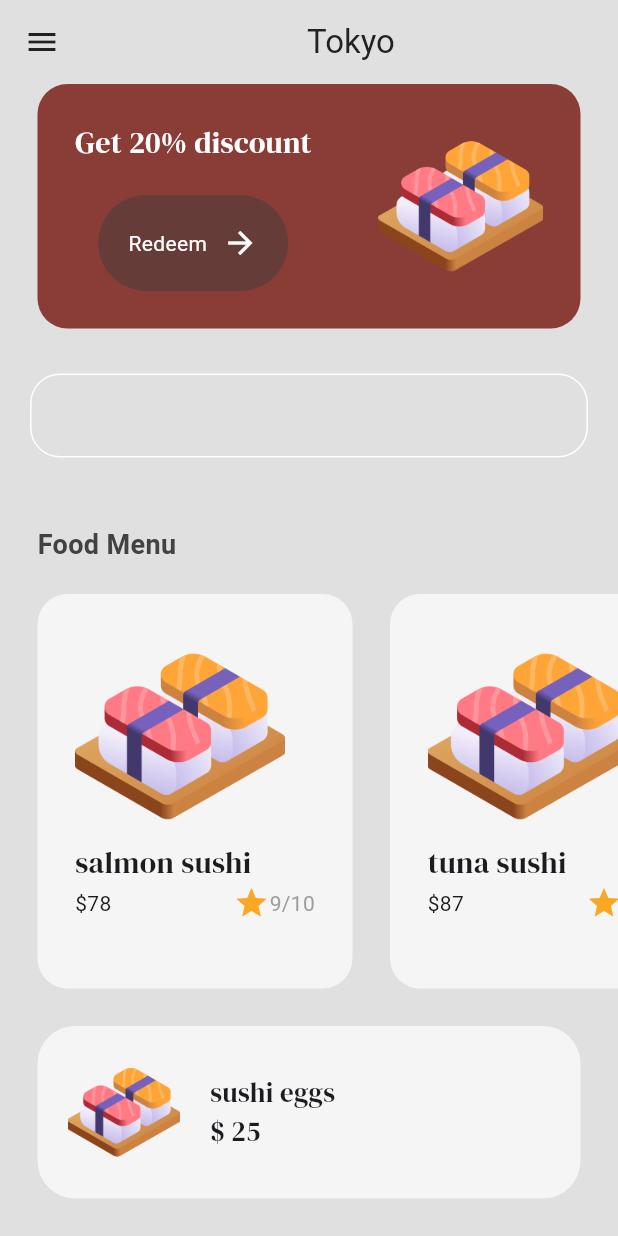
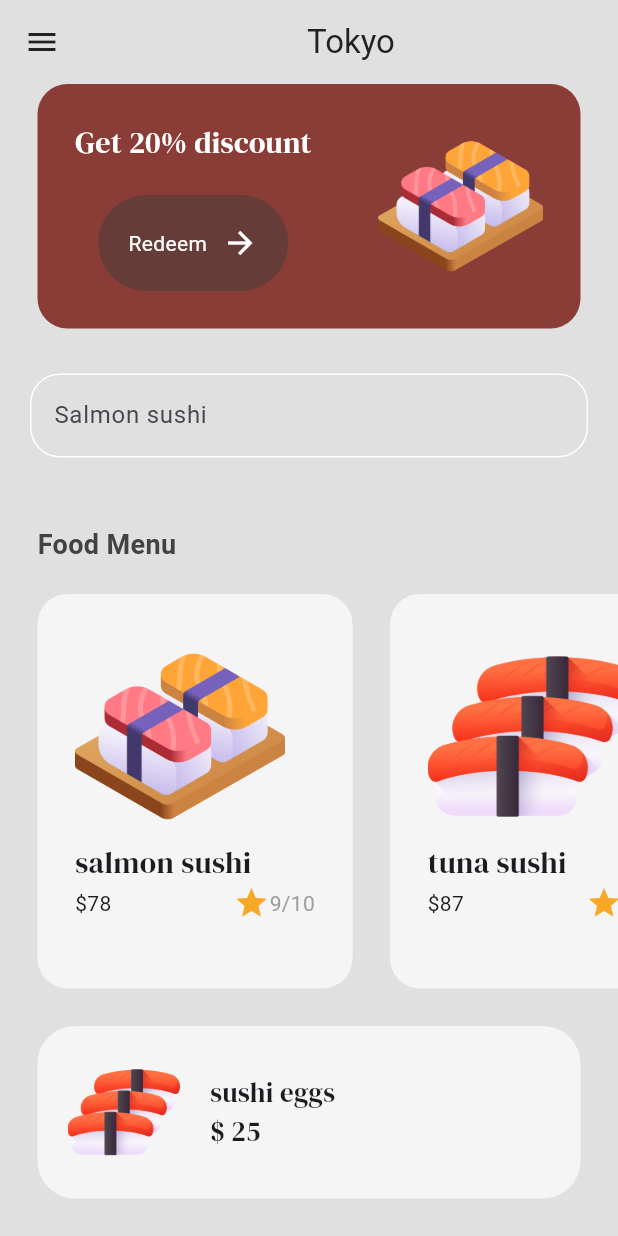
Before and after one commit to SarkarSoumitro/Flutter-practice-project, a Flutter app: the MenuPage screen opened by its route, on a phone screen of 412 x 824 dp. Run offline on Flutter 3.47's test engine with Material 3 defaults, Android fonts, the phone set to English and light mode, and no system bars; our stand-ins replace avatar_glow, flutter_slidable, google_fonts, liquid_pull_to_refresh; missing offline and left inert: dart:ffi, flutter_carousel_slider.

Commit message:
ui page updated

```diff
--- a/ui_practice/lib/pages/menu_page.dart
+++ b/ui_practice/lib/pages/menu_page.dart
@@ -1,10 +1,8 @@
-
 
 import 'package:flutter/material.dart';
 import 'package:google_fonts/google_fonts.dart';
 import 'package:ui_practice/components/button.dart';
 import 'package:ui_practice/model/food.dart';
-
 import '../colors/colors.dart';
 import '../components/food_tile.dart';
 
@@ -21,16 +19,15 @@
     //salmon sushi
     food(imagePath: 'images/sushi.png', name: 'salmon sushi', price: '78', rating: '9/10'),
     //tuna sushi
-    food(imagePath: 'images/sushi.png', name: 'tuna sushi', price: '87', rating: '9/10'),
+    food(imagePath: 'images/one.png', name: 'tuna sushi', price: '87', rating: '9/10'),
 
-    food(imagePath: 'images/sushi.png', name: 'salmon sushi', price: '78', rating: '9/10'),
+    food(imagePath: 'images/new.png', name: 'salmon sushi', price: '78', rating: '9/10'),
     food(imagePath: 'images/sushi.png', name: 'salmon sushi', price: '78', rating: '9/10'),
     food(imagePath: 'images/sushi.png', name: 'salmon sushi', price: '78', rating: '9/10'),
     food(imagePath: 'images/sushi.png', name: 'salmon sushi', price: '78', rating: '9/10'),
     food(imagePath: 'images/sushi.png', name: 'salmon sushi', price: '78', rating: '9/10'),
 
   ];
-
 
   @override
   Widget build(BuildContext context) {
@@ -76,7 +73,7 @@
           Padding(
             padding: const EdgeInsets.all(20),
             child: TextField(
-              decoration: InputDecoration(border: OutlineInputBorder(
+              decoration: InputDecoration(hintText:"Salmon sushi",border: OutlineInputBorder(
                 borderSide: BorderSide(color: Colors.white),
                 borderRadius: BorderRadius.circular(20)
               ),
@@ -122,7 +119,7 @@
             ),
             child: Row(
               children: [
-                Image.asset('images/sushi.png',height: 75,),
+                Image.asset('images/one.png',height: 75,),
                 const SizedBox(width: 20,),
                 Column(
                   crossAxisAlignment: CrossAxisAlignment.start,
```
